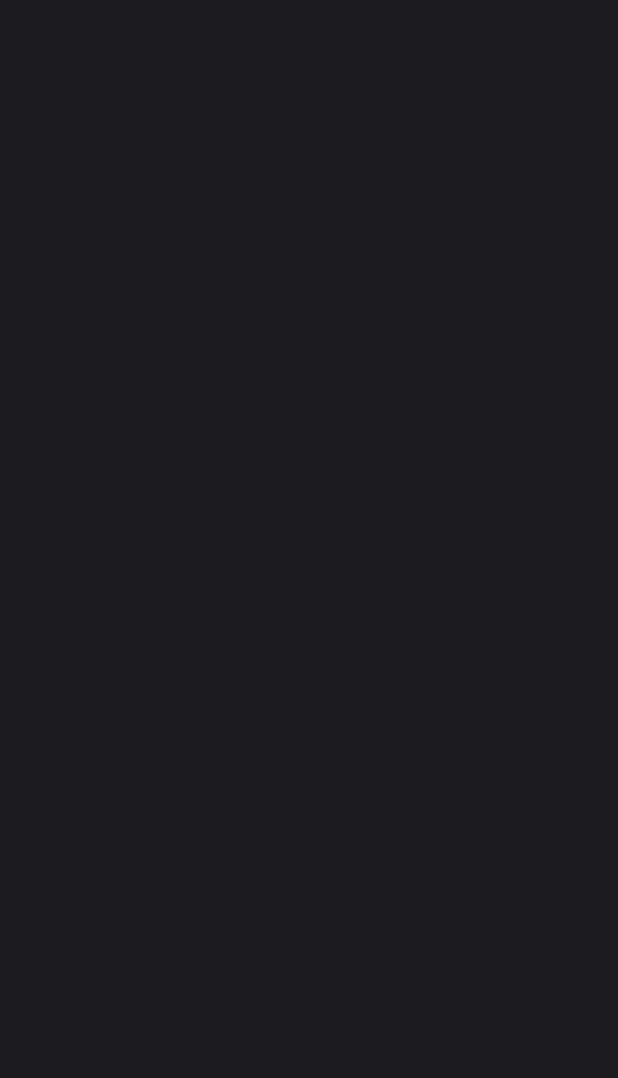
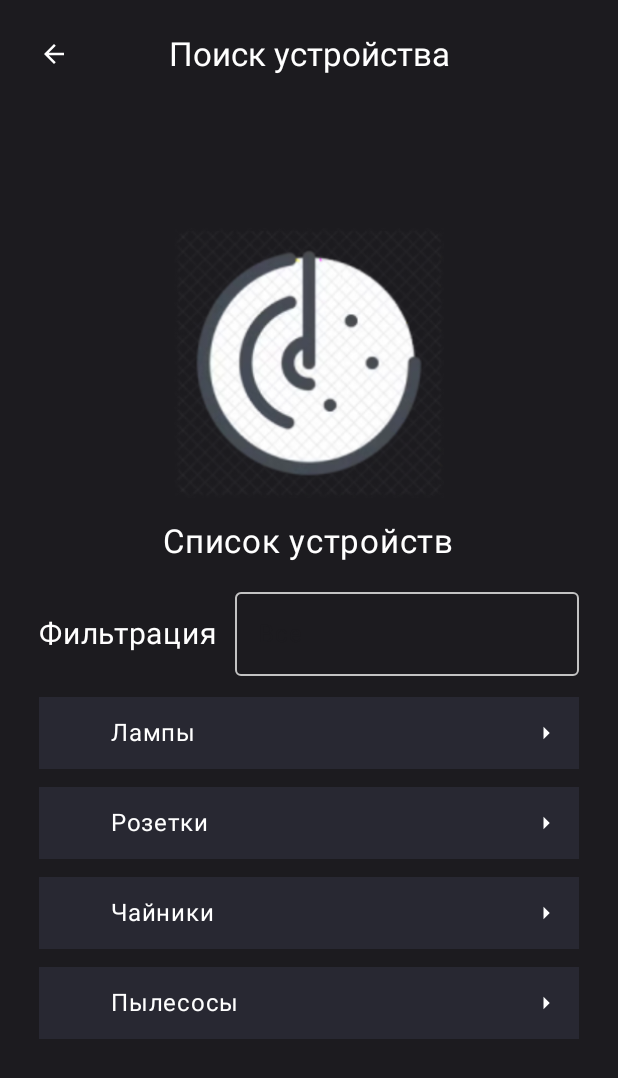
Before and after one commit to moevm/adfmp1h23-smart-home, an Android app built with Jetpack Compose: the AddScreen screen opened through its navigation route, on a phone screen of 412 x 824 dp. Before the commit the part shown is empty. Shown: the top 1078 px of the screen. Run offline under Robolectric (Android 15) with nearby library versions, the phone set to English and light mode, and no system bars; our stand-ins replace accompanist; 3 statements that could not run were skipped.

Commit message:
created all parts in main screen

```diff
--- a/app/build.gradle
+++ b/app/build.gradle
@@ -50,6 +50,7 @@ android {
 
 dependencies {
 
+    implementation "androidx.compose.material:material-icons-extended:$compose_version"
     implementation "com.google.accompanist:accompanist-systemuicontroller:0.27.0"
 
     implementation("androidx.navigation:navigation-compose:2.5.0")
--- a/app/src/main/java/com/example/app/navigation/Navigation.kt
+++ b/app/src/main/java/com/example/app/navigation/Navigation.kt
@@ -29,7 +29,13 @@ fun Navigation(
                 )
             }
             composable(SEARCH_ROUTE) {
-
+                AddScreen(
+                    modifier = Modifier
+                        .fillMaxSize(),
+                    navigateBack = {
+                        navController.popBackStack()
+                    }
+                )
             }
         }
     }
--- /dev/null
+++ b/app/src/main/java/com/example/app/screens/addscreen/AddScreen.kt
@@ -0,0 +1,233 @@
+package com.example.app.screens
+
+import androidx.compose.foundation.Image
+import androidx.compose.foundation.background
+import androidx.compose.foundation.layout.*
+import androidx.compose.foundation.lazy.LazyColumn
+import androidx.compose.foundation.rememberScrollState
+import androidx.compose.foundation.verticalScroll
+import androidx.compose.material.icons.Icons
+import androidx.compose.material.icons.filled.ArrowDropDown
+import androidx.compose.material.icons.filled.ArrowRight
+import androidx.compose.material.icons.filled.KeyboardArrowDown
+import androidx.compose.material.icons.outlined.ArrowBack
+import androidx.compose.material3.*
+import androidx.compose.runtime.*
+import androidx.compose.ui.Alignment
+import androidx.compose.ui.Modifier
+import androidx.compose.ui.geometry.Size
+import androidx.compose.ui.graphics.Color
+import androidx.compose.ui.platform.LocalDensity
+import androidx.compose.ui.res.painterResource
+import androidx.compose.ui.text.TextStyle
+import androidx.compose.ui.unit.dp
+import androidx.compose.ui.unit.sp
+import com.example.ai_home.R
+import com.example.app.screens.addscreen.CategoryItem
+import com.example.app.screens.addscreen.models.DeviceCategory
+import com.example.app.ui.theme.DropDownMenu
+import com.example.app.ui.theme.Grey
+import com.example.app.ui.theme.ProjectBlack
+import com.example.app.ui.theme.White
+
+@OptIn(ExperimentalMaterial3Api::class)
+@Composable
+fun AddScreen(
+    modifier: Modifier = Modifier,
+    navigateBack: () -> Unit
+) {
+
+    var expandedState by remember {
+        mutableStateOf(false)
+    }
+
+    val icon = if (expandedState)
+        Icons.Filled.ArrowRight
+    else
+        Icons.Filled.ArrowDropDown
+
+    val pickerList = listOf(
+        "Все",
+        "Лампы",
+        "Розетки",
+        "Чайники",
+        "Пылесосы"
+    )
+
+    var selectedItem by remember {
+        mutableStateOf(pickerList[0])
+    }
+
+    val listOfAllCategoryAndDevices = listOf(
+        DeviceCategory(
+            "Лампы",
+            deviceList = listOf(
+                "накаливания",
+                "светодиодная"
+            ),
+        ),
+        DeviceCategory(
+            "Розетки",
+            deviceList = listOf(
+                "Xiaomi розетка",
+                "Умная розетка Hiper IoT P07",
+                "Роетка номер 3"
+            ),
+        ),
+        DeviceCategory(
+            "Чайники",
+            deviceList = listOf(
+                "Xiaomi mijia 4500",
+                "sony",
+                "dexp"
+            ),
+        ),
+        DeviceCategory(
+            "Пылесосы",
+            deviceList = listOf(
+                "Xiaomi 300",
+                "philips"
+            ),
+        ),
+    )
+
+    val devicesList = remember(selectedItem) {
+        mutableStateListOf(
+            listOfAllCategoryAndDevices.filter {
+                if (selectedItem.lowercase() == "все") {
+                    true
+                } else selectedItem.lowercase() == it.title.lowercase()
+            }
+        ).flatten()
+    }
+
+    Scaffold(
+        modifier = modifier.background(ProjectBlack),
+        topBar = {
+            Box(
+                modifier = Modifier
+                    .fillMaxWidth()
+                    .padding(12.dp),
+            ) {
+                IconButton(
+                    modifier = Modifier.align(Alignment.CenterStart),
+                    onClick = navigateBack
+                ) {
+                    Icon(
+                        modifier = Modifier.size(20.dp),
+                        imageVector = Icons.Outlined.ArrowBack,
+                        tint = White,
+                        contentDescription = null
+                    )
+                }
+                Text(
+                    modifier = Modifier.align(Alignment.Center),
+                    text = "Поиск устройства", style = TextStyle().copy(
+                        color = Color.White,
+                        fontSize = 22.sp,
+                    )
+                )
+            }
+        }) { paddingValues ->
+        Column(
+            modifier = Modifier
+                .padding(
+                    top = paddingValues.calculateTopPadding(),
+                    start = 26.dp,
+                    end = 26.dp,
+                    bottom = 12.dp
+                )
+                .verticalScroll(rememberScrollState())
+                .fillMaxWidth(),
+            horizontalAlignment = Alignment.CenterHorizontally
+        ) {
+            Image(
+                modifier = Modifier
+                    .padding(top = 80.dp)
+                    .size(180.dp),
+                painter = painterResource(id = R.drawable.image_find_device),
+                contentDescription = null
+            )
+
+            Text(
+                modifier = Modifier.padding(top = 16.dp),
+                text = "Список устройств",
+                fontSize = 22.sp,
+                color = White
+            )
+
+            Row(
+                modifier = Modifier.padding(top = 20.dp),
+                horizontalArrangement = Arrangement.SpaceEvenly,
+                verticalAlignment = Alignment.CenterVertically
+            ) {
+                Text(
+                    modifier = Modifier.padding(end = 12.dp),
+                    text = "Фильтрация",
+                    color = White,
+                    fontSize = 20.sp,
+                )
+
+                ExposedDropdownMenuBox(
+                    expanded = expandedState,
+                    onExpandedChange = { expandedState = !expandedState }
+                ) {
+                    OutlinedTextField(
+                        value = selectedItem,
+                        onValueChange = {
+
+                        },
+                        readOnly = true,
+                        trailingIcon = {
+                            Icon(
+                                modifier = Modifier.size(10.dp),
+                                imageVector = icon,
+                                contentDescription = null
+                            )
+                        },
+                        colors = ExposedDropdownMenuDefaults.outlinedTextFieldColors(
+                            textColor = Grey,
+                            containerColor = Color.Transparent,
+                            focusedBorderColor = Grey,
+                            unfocusedBorderColor = Grey,
+                            placeholderColor = Grey
+                        ),
+                        modifier = Modifier
+                            .menuAnchor()
+                            .weight(1f)
+                    )
+                    ExposedDropdownMenu(
+                        expanded = expandedState,
+                        onDismissRequest = { expandedState = false }
+                    ) {
+                        pickerList.forEach { it ->
+                            DropdownMenuItem(
+                                onClick = {
+                                    selectedItem = it
+                                    expandedState = false
+                                },
+                                text = {
+                                    Text(
+                                        text = it,
+                                        fontSize = 14.sp,
+                                        color = DropDownMenu
+                                    )
+                                }
+                            )
+                        }
+                    }
+
+                }
+            }
+            Column(modifier = Modifier.padding(top = 8.dp)) {
+                devicesList.forEach {
+                    CategoryItem(
+                        deviceCategory = it
+                    )
+                }
+            }
+
+        }
+
+    }
+}
--- /dev/null
+++ b/app/src/main/java/com/example/app/screens/addscreen/CategoryItem.kt
@@ -0,0 +1,114 @@
+package com.example.app.screens.addscreen
+
+import androidx.compose.animation.animateContentSize
+import androidx.compose.animation.core.tween
+import androidx.compose.foundation.clickable
+import androidx.compose.foundation.interaction.MutableInteractionSource
+import androidx.compose.foundation.layout.*
+import androidx.compose.foundation.rememberScrollState
+import androidx.compose.foundation.verticalScroll
+import androidx.compose.material.icons.Icons
+import androidx.compose.material.icons.outlined.ArrowDropDown
+import androidx.compose.material.icons.outlined.ArrowRight
+import androidx.compose.material.icons.outlined.Delete
+import androidx.compose.material.icons.outlined.KeyboardArrowRight
+import androidx.compose.material3.Icon
+import androidx.compose.material3.IconButton
+import androidx.compose.material3.Surface
+import androidx.compose.material3.Text
+import androidx.compose.runtime.*
+import androidx.compose.ui.Alignment
+import androidx.compose.ui.Modifier
+import androidx.compose.ui.res.stringResource
+import androidx.compose.ui.text.style.TextOverflow
+import androidx.compose.ui.unit.dp
+import androidx.compose.ui.unit.sp
+import com.example.app.screens.addscreen.models.DeviceCategory
+import com.example.app.ui.theme.Purple282832
+import com.example.app.ui.theme.TextColor
+import com.example.app.ui.theme.White
+
+@Composable
+fun CategoryItem(
+    modifier: Modifier = Modifier,
+    deviceCategory: DeviceCategory
+) {
+    var isOpened by remember {
+        mutableStateOf(false)
+    }
+    Surface(
+        modifier = Modifier
+            .padding(
+                vertical = 6.dp
+            )
+            .fillMaxWidth()
+            .clickable {
+                isOpened = !isOpened
+            },
+        color = Purple282832
+    ) {
+        Column(
+            modifier = Modifier
+                .fillMaxWidth()
+                .padding(
+                    top = 12.dp,
+                    bottom = 12.dp,
+                )
+        ) {
+            Row(
+                modifier = Modifier
+                    .fillMaxWidth()
+                    .padding(
+                        start = 48.dp,
+                        end = 12.dp
+                    ),
+                horizontalArrangement = Arrangement.SpaceBetween,
+                verticalAlignment = Alignment.CenterVertically
+            ) {
+                Text(
+                    text = deviceCategory.title,
+                    color = White,
+                    fontSize = 16.sp
+                )
+
+                Icon(
+                    modifier = Modifier.size(20.dp),
+                    imageVector =
+                    if (isOpened) Icons.Outlined.ArrowDropDown
+                    else Icons.Outlined.ArrowRight,
+                    tint = White,
+                    contentDescription = null
+                )
+
+            }
+            if (isOpened) {
+                Column(modifier = Modifier
+                    .animateContentSize(animationSpec = tween(250))
+                    .clickable(
+                        interactionSource = remember { MutableInteractionSource() },
+                        indication = null
+                    ) { isOpened = !isOpened }) {
+
+                    Column() {
+                        deviceCategory.deviceList.forEach {
+                            Row(
+                                modifier = Modifier.fillMaxWidth(),
+                                horizontalArrangement = Arrangement.Center
+                            ) {
+                                Text(
+                                    modifier = Modifier.padding(vertical = 10.dp, horizontal = 16.dp),
+                                    text = it,
+                                    color = TextColor,
+                                    fontSize = 16.sp
+                                )
+                            }
+
+                        }
+                    }
+
+                }
+            }
+        }
+
+    }
+}
--- /dev/null
+++ b/app/src/main/java/com/example/app/screens/addscreen/models/DeviceCategory.kt
@@ -0,0 +1,6 @@
+package com.example.app.screens.addscreen.models
+
+data class DeviceCategory(
+    val title: String,
+    val deviceList: List<String>
+)
--- a/app/src/main/java/com/example/app/screens/main/MainScreen.kt
+++ b/app/src/main/java/com/example/app/screens/main/MainScreen.kt
@@ -102,11 +102,6 @@ fun MainScreen(
     }
 
     var dialogIsActive by remember {
-        mutableStateOf(false)
-    }
-
-    //room -> true || device -> false
-    var addRoomOrDevice by remember {
         mutableStateOf(false)
     }
 
@@ -222,7 +217,6 @@ fun MainScreen(
                                 )
                                 TextButton(onClick = {
                                     dialogIsActive = !dialogIsActive
-                                    addRoomOrDevice = true
                                     dialogNameActive = !dialogNameActive
                                 }) {
                                     Text(
@@ -246,8 +240,7 @@ fun MainScreen(
                                 )
                                 TextButton(onClick = {
                                     dialogIsActive = !dialogIsActive
-                                    dialogNameActive = !dialogNameActive
-                                    addRoomOrDevice = false
+                                    navigateToAddItem()
                                 }) {
                                     Text(
                                         modifier = Modifier.padding(start = 8.dp),
@@ -324,8 +317,7 @@ fun MainScreen(
                                         shape = RoundedCornerShape(32.dp)
                                     ),
                                     onClick = {
-                                        if (addRoomOrDevice) rooms.add(textFieldValue)
-                                        else navigateToAddItem()
+                                        rooms.add(textFieldValue)
                                         dialogNameActive = !dialogNameActive
                                     }) {
                                     Row(
--- a/app/src/main/java/com/example/app/screens/main/RoomItem.kt
+++ b/app/src/main/java/com/example/app/screens/main/RoomItem.kt
@@ -17,6 +17,6 @@ fun RoomItem(
     Text(
         modifier = Modifier.background(ProjectBlack),
         text = text,
-        color = White.copy(alpha = max(1f - 0.25f * distance, 0.5f))
+        color = White.copy(alpha = max(1f - 0.25f * distance, 0.4f))
     )
 }
--- a/app/src/main/java/com/example/app/ui/theme/Color.kt
+++ b/app/src/main/java/com/example/app/ui/theme/Color.kt
@@ -21,5 +21,6 @@ val PurpleAnother = Color(0xFFE8DEF8)
 val Green = Color(0xFF80DF8A)
 
 val Grey = Color(0xFFC3C3C3)
-
 val Purple282832 = Color(0xFF282832)
+val TextColor = Color(0xFFE6E1E5)
+val DropDownMenu = Color(0xFFCAC4D0)
```
Also changed, not shown: app/src/main/res/drawable/image_find_device.png (added).
